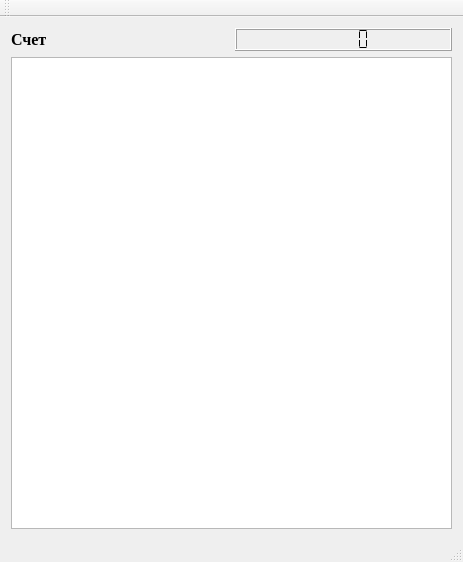
This is gamefield.ui in DmitriyPL/Pac-Man as Qt 5 draws it before an edit. The edited form follows.
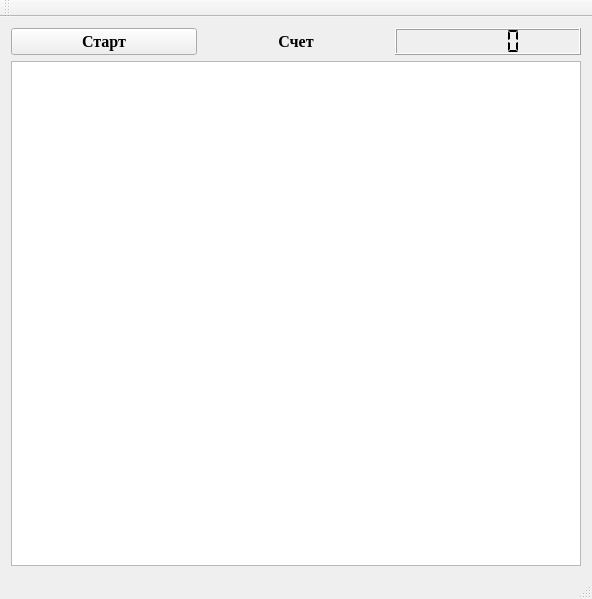
This is the edited form.

```diff
--- a/gamefield.ui
+++ b/gamefield.ui
@@ -6,8 +6,8 @@
    <rect>
     <x>0</x>
     <y>0</y>
-    <width>463</width>
-    <height>562</height>
+    <width>592</width>
+    <height>599</height>
    </rect>
   </property>
   <property name="windowTitle">
@@ -15,9 +15,25 @@
   </property>
   <widget class="QWidget" name="centralWidget">
    <layout class="QGridLayout" name="gridLayout">
+    <item row="1" column="0" colspan="3">
+     <widget class="QGraphicsView" name="graphicsView"/>
+    </item>
     <item row="0" column="0">
-     <layout class="QHBoxLayout" name="horizontalLayout">
-      <item>
+     <widget class="QPushButton" name="pushButton_StartGame">
+      <property name="font">
+       <font>
+        <family>Times New Roman</family>
+        <pointsize>12</pointsize>
+        <weight>75</weight>
+        <bold>true</bold>
+       </font>
+      </property>
+      <property name="text">
+       <string>Старт</string>
+      </property>
+     </widget>
+    </item>
+    <item row="0" column="1">
        <widget class="QLabel" name="label">
         <property name="font">
          <font>
@@ -27,12 +43,21 @@
           <bold>true</bold>
          </font>
         </property>
+      <property name="contextMenuPolicy">
+       <enum>Qt::ActionsContextMenu</enum>
+      </property>
+      <property name="layoutDirection">
+       <enum>Qt::LeftToRight</enum>
+      </property>
         <property name="text">
          <string>Счет</string>
         </property>
-       </widget>
-      </item>
-      <item>
+      <property name="alignment">
+       <set>Qt::AlignCenter</set>
+      </property>
+     </widget>
+    </item>
+    <item row="0" column="2">
        <widget class="QLCDNumber" name="lcdNumber">
         <property name="font">
          <font>
@@ -42,17 +67,18 @@
           <bold>true</bold>
          </font>
         </property>
+      <property name="layoutDirection">
+       <enum>Qt::LeftToRight</enum>
+      </property>
+      <property name="autoFillBackground">
+       <bool>true</bool>
+      </property>
         <property name="segmentStyle">
          <enum>QLCDNumber::Flat</enum>
         </property>
        </widget>
       </item>
      </layout>
-    </item>
-    <item row="1" column="0">
-     <widget class="QGraphicsView" name="graphicsView"/>
-    </item>
-   </layout>
   </widget>
   <widget class="QMenuBar" name="menuBar">
    <property name="geometry">
```
Left out of the diff: 2 changed lines with no effect on the pictures. Lines whose indentation alone changed are shown as unchanged.
